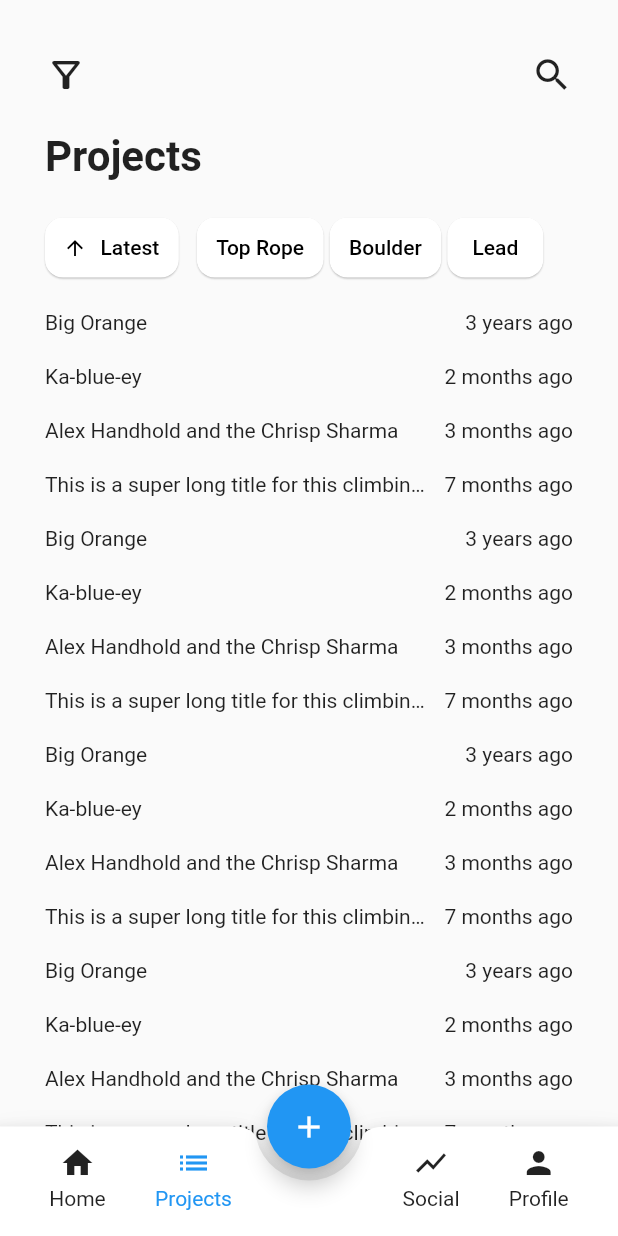
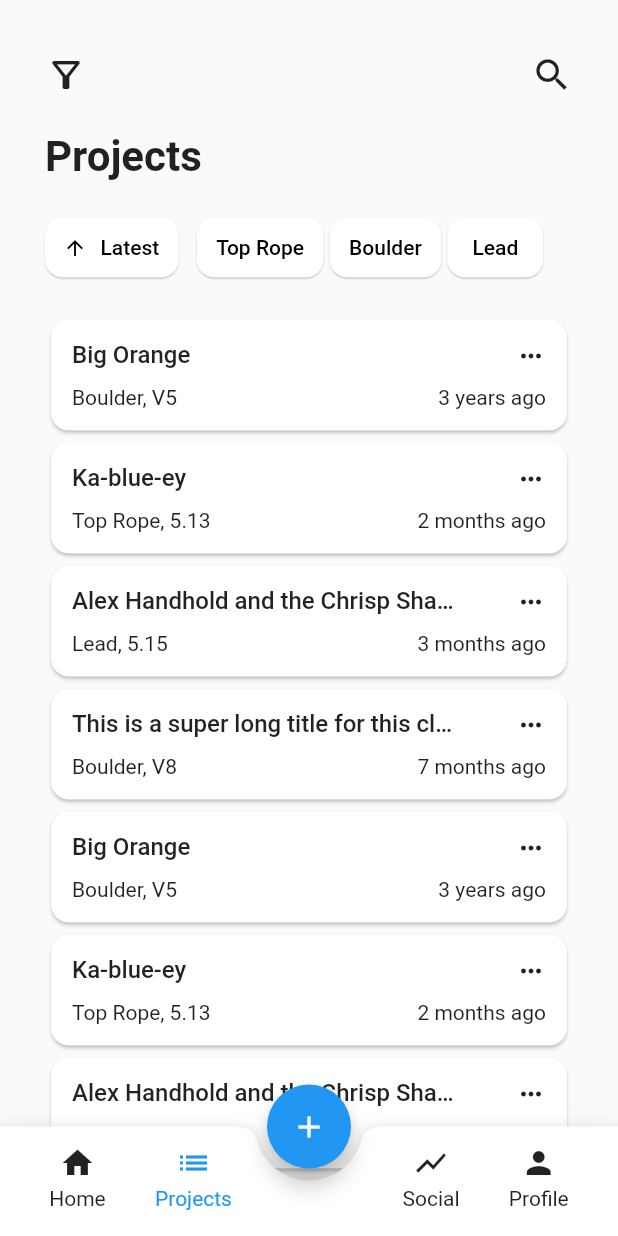
Before and after one commit to Redpoint-app/Redpoint, a Flutter app: the screen it shows after launch, item 2 of the bottom bar chosen, on a phone screen of 412 x 824 dp. Run offline on Flutter 3.47's test engine with Material 2 defaults, Android fonts, the phone set to English and light mode, and no system bars; our stand-ins replace dotted_border.

Commit message:
Refactored route list item

```diff
--- a/lib/pages/projects_page.dart
+++ b/lib/pages/projects_page.dart
@@ -333,9 +333,11 @@ class _ProjectsPageBodyState extends State<_ProjectsPageBody> {
           child: Row(
             mainAxisAlignment: MainAxisAlignment.spaceBetween,
             children: [
-              LargeIconButton(icon: Icons.filter_alt_outlined, onTap: () {}),
-              LargeIconButton(
+              CustomIconButton(
+                  icon: Icons.filter_alt_outlined, size: 28, onTap: () {}),
+              CustomIconButton(
                 icon: Icons.search,
+                size: 28,
                 onTap: () {},
               )
             ],
@@ -353,7 +355,7 @@ class _ProjectsPageBodyState extends State<_ProjectsPageBody> {
             ],
           ),
         ),
-        const Padding(padding: EdgeInsets.only(bottom: 8), child: FilterBar()),
+        const Padding(padding: EdgeInsets.only(bottom: 20), child: FilterBar()),
         Padding(
           padding: const EdgeInsets.only(bottom: 140),
           child: Column(
--- a/lib/widgets/route_widgets/route_list_element.dart
+++ b/lib/widgets/route_widgets/route_list_element.dart
@@ -1,5 +1,6 @@
 import 'package:flutter/material.dart';
 import 'package:redpoint/model/route.dart';
+import 'package:redpoint/widgets/shared/large_icon_button.dart';
 
 class RouteListElement extends StatefulWidget {
   const RouteListElement({super.key, required this.route});
@@ -13,22 +14,49 @@ class _RouteListElementState extends State<RouteListElement> {
   @override
   Widget build(BuildContext context) {
     return Padding(
-        padding: const EdgeInsets.symmetric(horizontal: 30, vertical: 10),
-        child: Column(children: [
-          Row(
+      padding: const EdgeInsets.symmetric(horizontal: 30),
+      child: Card(
+        shape: RoundedRectangleBorder(
+          borderRadius: BorderRadius.circular(12),
+        ),
+        child: Padding(
+          padding: const EdgeInsets.symmetric(vertical: 14, horizontal: 14),
+          child: Column(
             children: [
-              Expanded(
-                child: Text(
-                  widget.route.title,
-                  overflow: TextOverflow.ellipsis,
+              Padding(
+                padding: const EdgeInsets.only(bottom: 10),
+                child: Row(
+                  mainAxisAlignment: MainAxisAlignment.spaceBetween,
+                  crossAxisAlignment: CrossAxisAlignment.start,
+                  children: [
+                    Expanded(
+                      child: Text(
+                        widget.route.title,
+                        overflow: TextOverflow.ellipsis,
+                        style: const TextStyle(
+                            fontSize: 16, fontWeight: FontWeight.w500),
+                      ),
+                    ),
+                    Padding(
+                      padding: const EdgeInsets.only(left: 40),
+                      child: CustomIconButton(
+                          icon: Icons.more_horiz, size: 20, onTap: () {}),
+                    ),
+                  ],
                 ),
               ),
-              Padding(
-                padding: const EdgeInsets.only(left: 10),
-                child: Text(widget.route.getDateMessage()),
-              )
+              Row(
+                mainAxisAlignment: MainAxisAlignment.spaceBetween,
+                crossAxisAlignment: CrossAxisAlignment.end,
+                children: [
+                  Text('${widget.route.type.label}, ${widget.route.grade}'),
+                  Text(widget.route.getDateMessage()),
+                ],
+              ),
             ],
-          )
-        ]));
+          ),
+        ),
+      ),
+    );
   }
 }
--- a/lib/widgets/shared/large_icon_button.dart
+++ b/lib/widgets/shared/large_icon_button.dart
@@ -2,27 +2,31 @@
 
 import 'package:flutter/material.dart';
 
-class LargeIconButton extends StatefulWidget {
-  const LargeIconButton(
-      {super.key,
-      required this.icon,
-      required this.onTap,
-      this.color,
-      this.inkColor});
+class CustomIconButton extends StatefulWidget {
+  const CustomIconButton({
+    super.key,
+    required this.icon,
+    required this.size,
+    required this.onTap,
+    this.color,
+    this.inkColor,
+    this.inkRadius,
+  });
   final IconData icon;
+  final double size;
   final void Function() onTap;
   final Color? color;
   final Color? inkColor;
+  final double? inkRadius;
 
   @override
-  State<LargeIconButton> createState() => _LargeIconButtonState();
+  State<CustomIconButton> createState() => _CustomIconButtonState();
 }
 
-class _LargeIconButtonState extends State<LargeIconButton> {
+class _CustomIconButtonState extends State<CustomIconButton> {
   @override
   Widget build(BuildContext context) {
     final Color inkColor = widget.inkColor ?? Theme.of(context).highlightColor;
-    final Color? color = widget.color ?? Theme.of(context).iconTheme.color;
 
     return Ink(
         child: InkResponse(
@@ -30,11 +34,11 @@ class _LargeIconButtonState extends State<LargeIconButton> {
       highlightColor: inkColor,
       splashColor: inkColor,
       splashFactory: InkRipple.splashFactory,
-      radius: 20,
+      radius: widget.inkRadius ?? (widget.size / 1.4),
       child: Icon(
         widget.icon,
-        color: color,
-        size: 28,
+        color: widget.color ?? Theme.of(context).iconTheme.color,
+        size: widget.size,
       ),
     ));
   }
```
